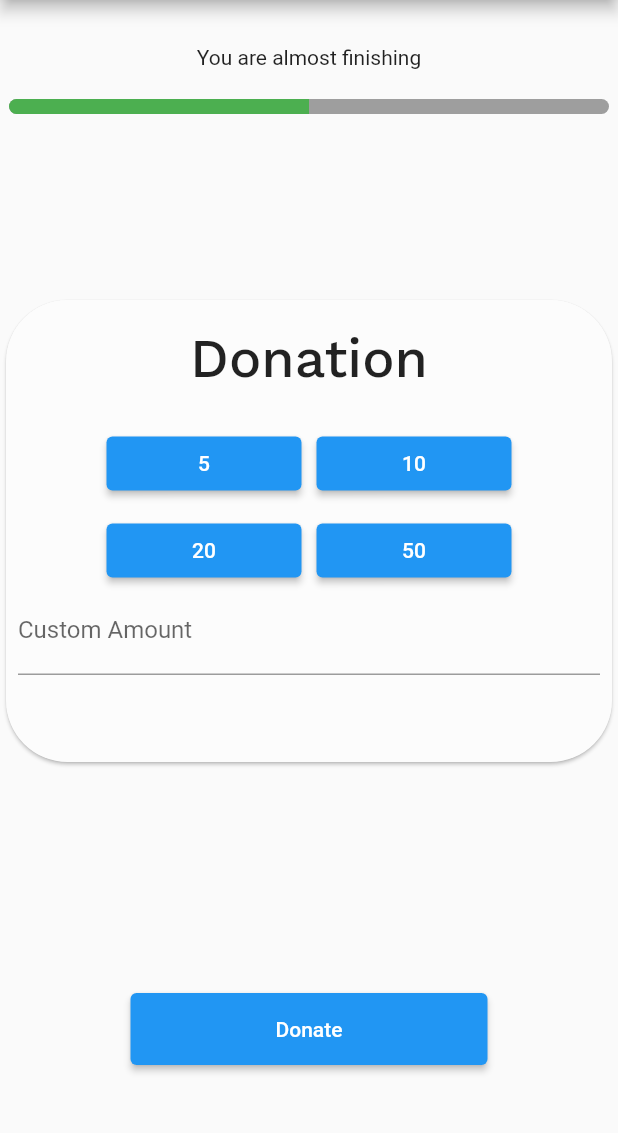
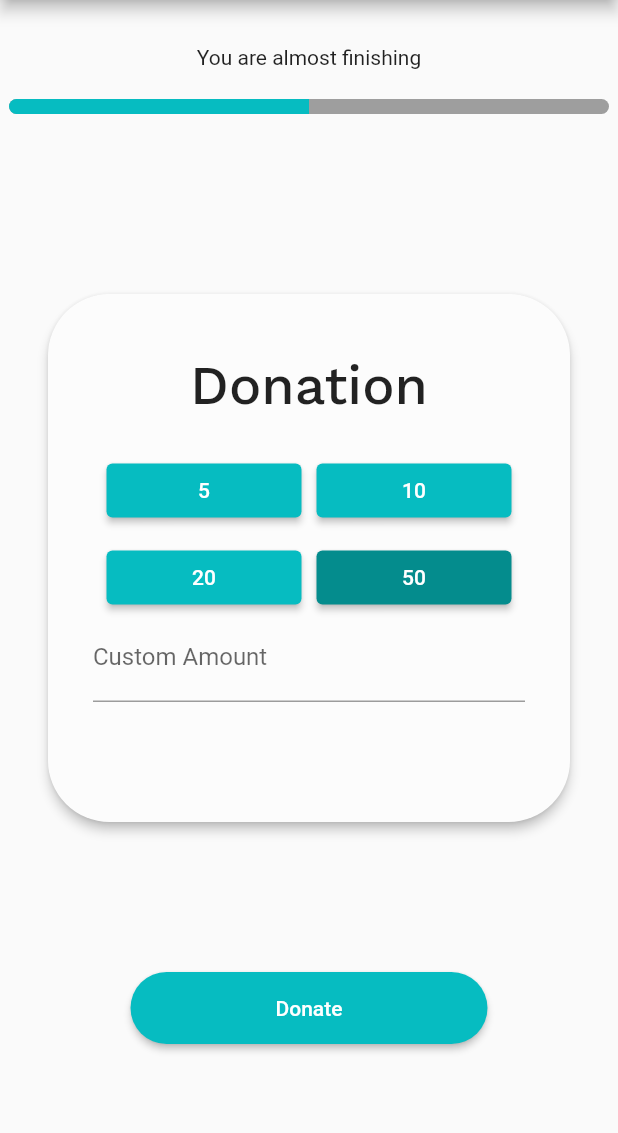
Before and after one commit to onurbue/relife, a Flutter app: the DonationPage screen opened directly, on a phone screen of 412 x 824 dp, the part 84-1217 px from its top. Run offline on Flutter 3.47's test engine with Material 2 defaults, Android fonts, the phone set to English and light mode, and no system bars; our stand-ins replace google_fonts, image_picker, jwt_decoder, shared_preferences; accounts and stored records are empty; network calls fail; Roboto replaces fonts that are missing (Arial).

Commit message:
almost finishing

```diff
--- a/lib/views/Donation/donation.dart
+++ b/lib/views/Donation/donation.dart
@@ -20,12 +20,14 @@ class DonationPage extends StatelessWidget {
               percentage: 0.5, title: 'You are almost finishing'),
           const SizedBox(height: 120),
           Card(
+            margin: const EdgeInsets.symmetric(horizontal: 32),
+            elevation: 3,
             shape:
                 RoundedRectangleBorder(borderRadius: BorderRadius.circular(41)),
-            color: const Color.fromRGBO(252, 252, 252, 100),
+            color: const Color.fromRGBO(252, 252, 252, 30),
             child: Column(children: [
               Container(
-                margin: const EdgeInsets.all(8),
+                margin: const EdgeInsets.all(30),
                 child: Column(
                   crossAxisAlignment: CrossAxisAlignment.center,
                   children: [
@@ -83,11 +85,17 @@ class DonationPage extends StatelessWidget {
               const SizedBox(height: 50),
             ]),
           ),
-          const SizedBox(height: 150),
+          const SizedBox(height: 100),
           SizedBox(
             width: 238,
             height: 48,
             child: ElevatedButton(
+              style: ElevatedButton.styleFrom(
+                backgroundColor: primaryColor,
+                shape: RoundedRectangleBorder(
+                  borderRadius: BorderRadius.circular(24),
+                ),
+              ),
               child: const Text('Donate'),
               onPressed: () {
                 print(_amountController.text);
@@ -101,12 +109,29 @@ class DonationPage extends StatelessWidget {
 }
 
 Widget customDonationButton(int amount) {
+  if (amount != 50) {
     return SizedBox(
       width: 130,
       child: ElevatedButton(
+          style: ElevatedButton.styleFrom(
+            backgroundColor: primaryColor,
+          ),
+          onPressed: () {
+            print(amount);
+          },
+          child: Text(amount.toString())),
+    );
+  } else {
+    return SizedBox(
+      width: 130,
+      child: ElevatedButton(
+          style: ElevatedButton.styleFrom(
+            backgroundColor: const Color.fromRGBO(4, 140, 141, 100),
+          ),
           onPressed: () {
             print(amount);
           },
           child: Text(amount.toString())),
     );
   }
+}
--- a/lib/views/Donation/widgets/header.dart
+++ b/lib/views/Donation/widgets/header.dart
@@ -1,4 +1,5 @@
 import 'package:flutter/material.dart';
+import 'package:relife/utils/constants.dart';
 
 class CustomBarHeader extends StatelessWidget {
   final String title;
@@ -24,7 +25,7 @@ class CustomBarHeader extends StatelessWidget {
             child: LinearProgressIndicator(
               value: percentage,
               backgroundColor: Colors.grey,
-              valueColor: AlwaysStoppedAnimation<Color>(Colors.green),
+              valueColor: const AlwaysStoppedAnimation<Color>(primaryColor),
             ),
           ),
         ),
```
Lines whose indentation alone changed are shown as unchanged.
